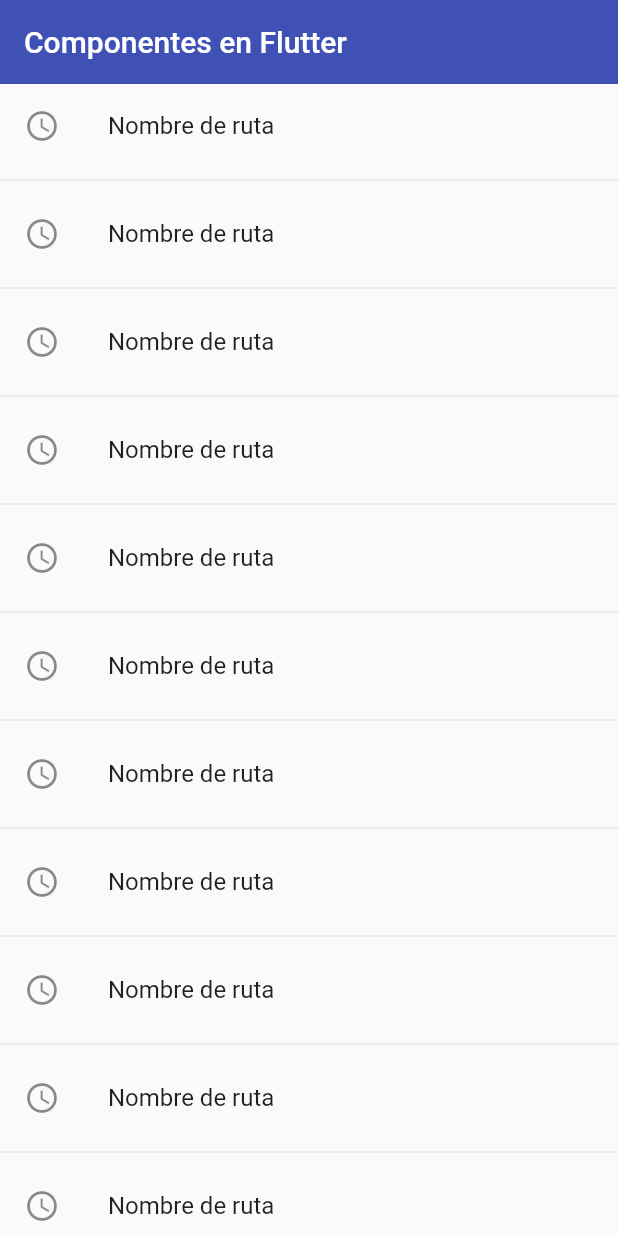
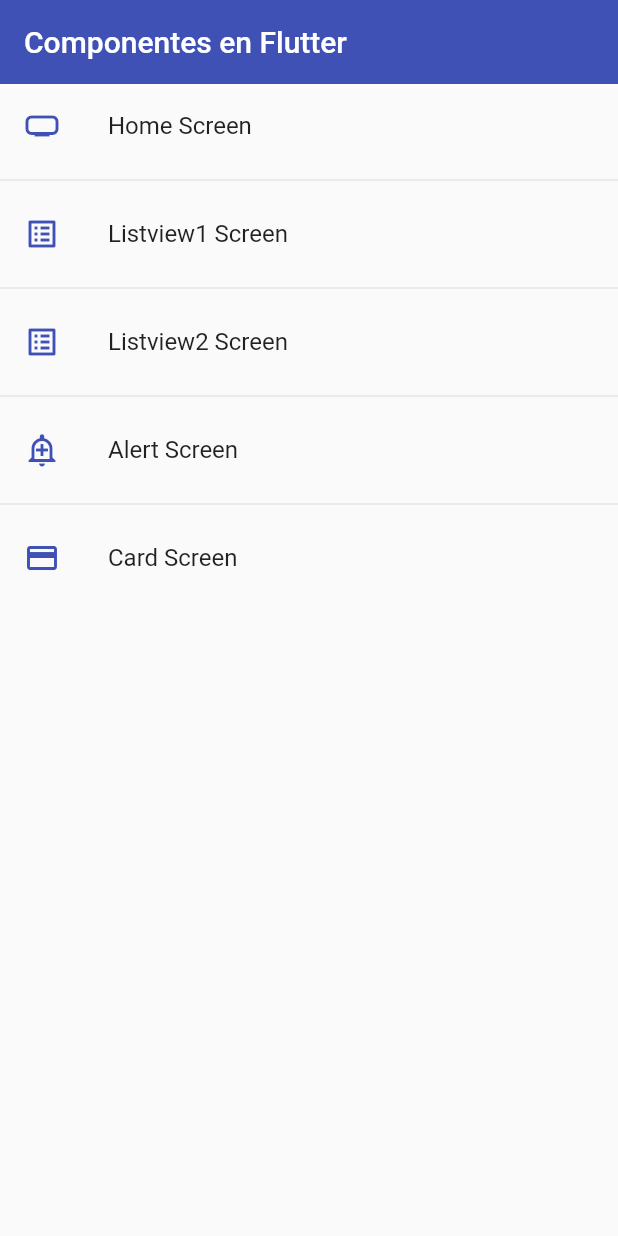
Before and after one commit to irwinet/app_flutter_component_v2, a Flutter app: the screen it shows after launch, on a phone screen of 412 x 824 dp. Run offline on Flutter 3.47's test engine with Material 2 defaults, Android fonts, the phone set to English and light mode, and no system bars.

Commit message:
Se agrego routes - models

```diff
--- a/lib/main.dart
+++ b/lib/main.dart
@@ -1,3 +1,4 @@
+import 'package:app_flutter_component_v2/router/app_routes.dart';
 import 'package:app_flutter_component_v2/screens/screens.dart';
 import 'package:flutter/material.dart';
 
@@ -12,14 +13,9 @@
       title: 'Material App',
       debugShowCheckedModeBanner: false,
       // home: const CardScreen(),
-      initialRoute: 'home',
-      routes: {
-        'home': (BuildContext context) => const HomeScreen(),
-        'listview1': (BuildContext context) => const Listview1Screen(),
-        'listview2': (BuildContext context) => const Listview2Screen(),
-        'card': (BuildContext context) => const CardScreen(),
-        'alert': (BuildContext context) => const AlertScreen(),
-      },
+      initialRoute: AppRoutes.initialRoute,
+      routes: AppRoutes.getAppRoutes(),
+      onGenerateRoute: AppRoutes.onGenerateRoute,
     );
   }
 }
--- /dev/null
+++ b/lib/models/menu_option.dart
@@ -0,0 +1,15 @@
+import 'package:flutter/material.dart' show IconData, Widget;
+
+class MenuOption {
+  final String route;
+  final IconData icon;
+  final String name;
+  final Widget screen;
+
+  MenuOption({
+    required this.route,
+    required this.icon,
+    required this.name,
+    required this.screen
+  });
+}
--- /dev/null
+++ b/lib/models/models.dart
@@ -0,0 +1 @@
+export 'package:app_flutter_component_v2/models/menu_option.dart';
--- /dev/null
+++ b/lib/router/app_routes.dart
@@ -0,0 +1,39 @@
+import 'package:app_flutter_component_v2/models/models.dart';
+import 'package:flutter/material.dart';
+
+import '../screens/screens.dart';
+
+class AppRoutes {
+  static const initialRoute = 'home';
+  static final menuOptions = <MenuOption> [
+    MenuOption(route: 'home', icon: Icons.home_max_sharp, name: 'Home Screen', screen: const HomeScreen()),
+    MenuOption(route: 'listview1', icon: Icons.list_alt, name: 'Listview1 Screen', screen: const Listview1Screen()),
+    MenuOption(route: 'listview2', icon: Icons.list_alt, name: 'Listview2 Screen', screen: const Listview2Screen()),
+    MenuOption(route: 'alert', icon: Icons.add_alert_outlined, name: 'Alert Screen', screen: const AlertScreen()),
+    MenuOption(route: 'card', icon: Icons.credit_card, name: 'Card Screen', screen: const CardScreen()),
+  ];
+
+  static Map<String, Widget Function(BuildContext)> getAppRoutes() {
+    Map<String, Widget Function(BuildContext)> appRoutes = {};
+
+    for (final option in menuOptions) {
+      appRoutes.addAll({option.route: (BuildContext context) => option.screen});
+    }
+
+    return appRoutes;
+  }
+
+  // static Map<String, Widget Function(BuildContext)> routes = {
+  //   'home': (BuildContext context) => const HomeScreen(),
+  //   'listview1': (BuildContext context) => const Listview1Screen(),
+  //   'listview2': (BuildContext context) => const Listview2Screen(),
+  //   'card': (BuildContext context) => const CardScreen(),
+  //   'alert': (BuildContext context) => const AlertScreen(),
+  // };
+
+  static Route<dynamic> onGenerateRoute(RouteSettings settings) {
+    return MaterialPageRoute(
+      builder: (context) => const AlertScreen(),
+    );
+  }
+}
--- a/lib/screens/home_screen.dart
+++ b/lib/screens/home_screen.dart
@@ -1,3 +1,5 @@
+
+import 'package:app_flutter_component_v2/router/app_routes.dart';
 import 'package:flutter/material.dart';
 
 class HomeScreen extends StatelessWidget {
@@ -6,6 +8,9 @@
 
   @override
   Widget build(BuildContext context) {
+
+    final menuOptions = AppRoutes.menuOptions;
+
     return Scaffold(
       appBar: AppBar(
         title: const Text('Componentes en Flutter'),
@@ -13,12 +18,17 @@
         backgroundColor: Colors.indigo,
       ),
       body: ListView.separated(
-        itemCount: 100,
+        itemCount: menuOptions.length,
         itemBuilder: (context, index) => ListTile(
-          title: Text('Nombre de ruta'),
-          leading: Icon(Icons.access_time_outlined),
+          title: Text(menuOptions[index].name),
+          leading: Icon(menuOptions[index].icon, color: Colors.indigo,),
           onTap: () {
+            // final route = MaterialPageRoute(
+            //   builder: (context) => Listview1Screen(),
+            // );
+            // Navigator.push(context, route);
 
+            Navigator.pushNamed(context, menuOptions[index].route);
           },
         ),
         separatorBuilder: (_, __) => const Divider(),
```
